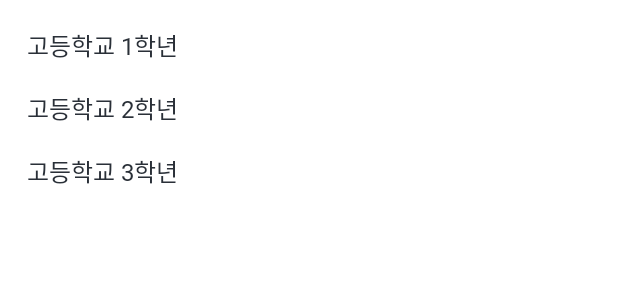
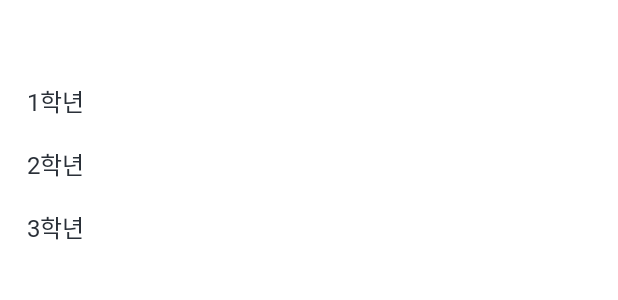
Before and after one commit to score-dev/score-android, an Android app: the layout fragment_sign_up_grade_bottom_sheet.xml on its own in the app's theme, with its tools: preview values and no code run, on a phone screen of 412 x 824 dp. Shown: the top 300 px of the screen. Run offline under Robolectric (Android 15) with nearby library versions, the phone set to English and light mode, and no system bars.

Commit message:
[Fix] #23  마이페이지-프로필 수정 화면 기능 수정

```diff
--- a/app/src/main/res/layout/fragment_sign_up_grade_bottom_sheet.xml
+++ b/app/src/main/res/layout/fragment_sign_up_grade_bottom_sheet.xml
@@ -13,7 +13,8 @@
         style="@style/body2"
         android:layout_width="wrap_content"
         android:layout_height="wrap_content"
-        android:text="고등학교 1학년"
+        android:layout_marginTop="37dp"
+        android:text="1학년"
         android:textColor="@color/text_color1"
         app:layout_constraintEnd_toEndOf="parent"
         app:layout_constraintHorizontal_bias="0.0"
@@ -25,7 +26,7 @@
         style="@style/body2"
         android:layout_width="wrap_content"
         android:layout_height="wrap_content"
-        android:text="고등학교 2학년"
+        android:text="2학년"
         android:textColor="@color/text_color1"
         android:layout_marginTop="18dp"
         app:layout_constraintEnd_toEndOf="parent"
@@ -40,7 +41,7 @@
         android:layout_height="wrap_content"
         android:layout_marginTop="18dp"
         android:layout_marginBottom="100dp"
-        android:text="고등학교 3학년"
+        android:text="3학년"
         android:textColor="@color/text_color1"
         app:layout_constraintBottom_toBottomOf="parent"
         app:layout_constraintEnd_toEndOf="parent"
```
Also changed, not shown: app/src/main/java/com/project/score/Mypage/MypageProfileEditFragment.kt (+7 -3 lines).
